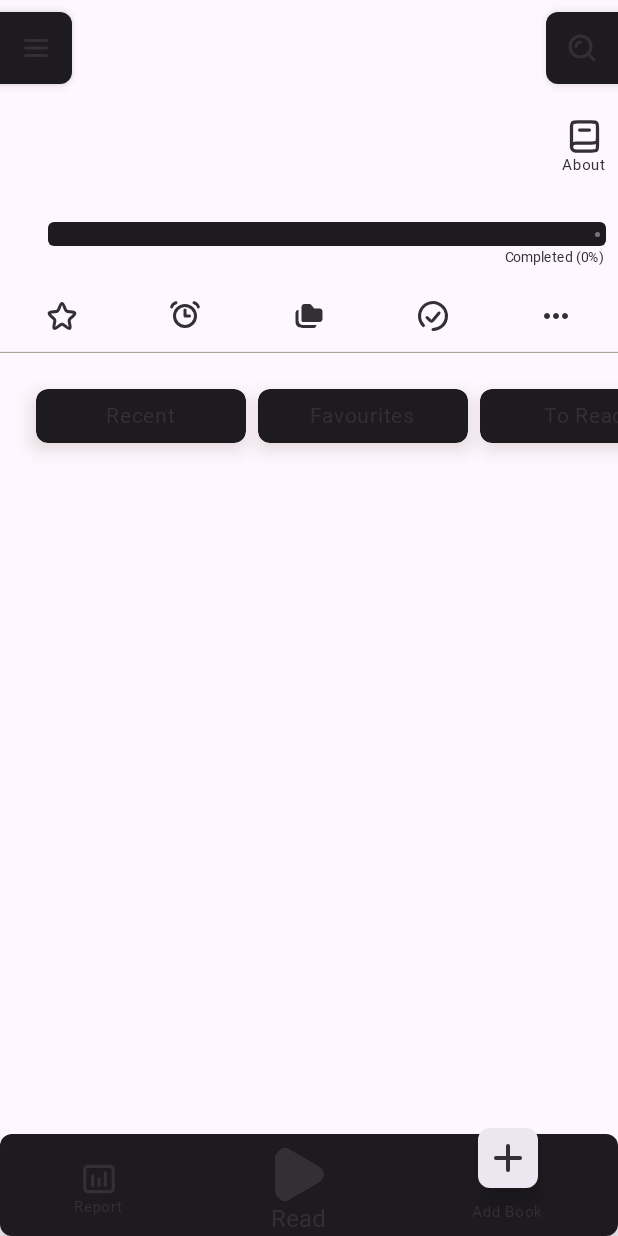
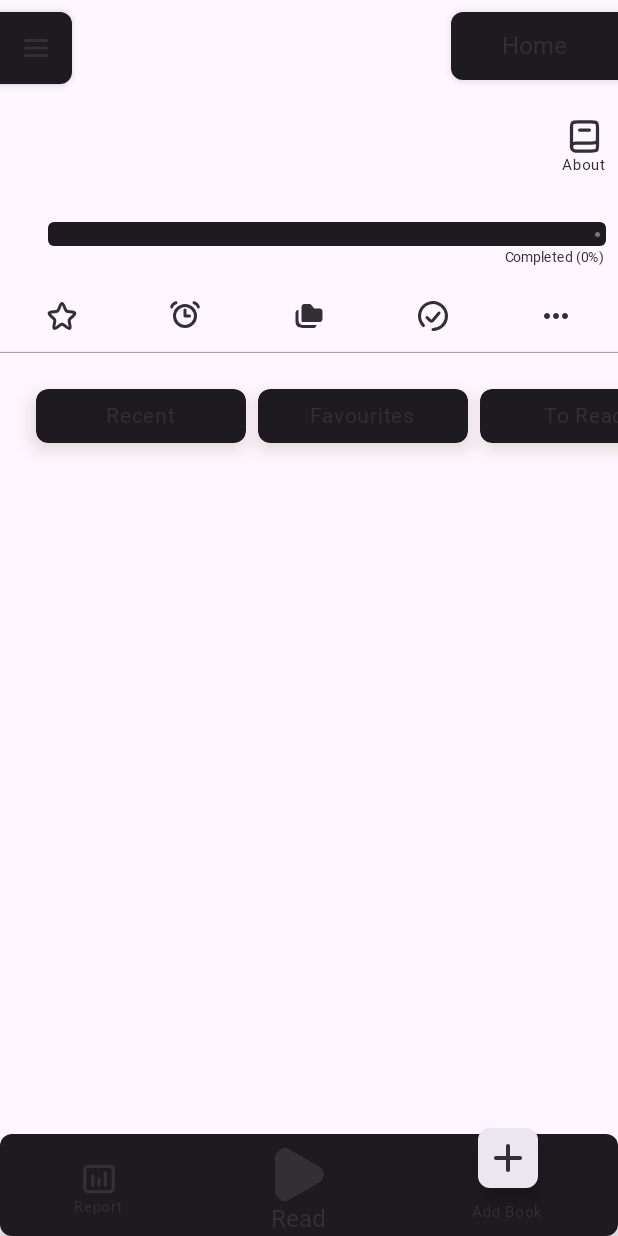
Before and after one commit to AndDe-gourav/Android-Book-Reader, an Android app built with Jetpack Compose: the composable HomeScreen shown on its own in the app's theme, on a phone screen of 412 x 824 dp. Run offline under Robolectric (Android 15) with nearby library versions, the phone set to English and light mode, and no system bars; libraries missing offline, so code that uses them is left out: com.github.barteksc.pdfviewer; Roboto replaces fonts that are not available here; 4 statements that could not run were skipped.

Commit message:
full project

```diff
--- a/app/src/main/AndroidManifest.xml
+++ b/app/src/main/AndroidManifest.xml
@@ -17,7 +17,6 @@
             android:name=".MainActivity"
             android:windowSoftInputMode="adjustResize"
             android:exported="true"
-            android:label="@string/app_name"
             android:theme="@style/Theme.EPUBReader">
             <intent-filter>
                 <action android:name="android.intent.action.MAIN" />
--- a/app/src/main/java/com/example/epubreader/HomeScreen.kt
+++ b/app/src/main/java/com/example/epubreader/HomeScreen.kt
@@ -40,6 +40,8 @@ import androidx.compose.ui.Modifier
 import androidx.compose.ui.graphics.Color
 import androidx.compose.ui.res.colorResource
 import androidx.compose.ui.res.painterResource
+import androidx.compose.ui.text.font.FontWeight
+import androidx.compose.ui.text.style.TextAlign
 import androidx.compose.ui.unit.dp
 import androidx.compose.ui.unit.sp
 import androidx.compose.ui.zIndex
@@ -54,7 +56,6 @@ import kotlinx.coroutines.launch
 fun HomeScreen(
     bookDataViewModel: BookDataViewModel,
     navController: NavController,
-    drawerState: Boolean,
     toOpenDrawer: () -> Unit,
     toCloseDrawer: () -> Unit,
     modifier: Modifier = Modifier
@@ -72,14 +73,7 @@ fun HomeScreen(
     val currentBookShelf by bookDataViewModel.currentBookShelf.collectAsState()
 
     var showAboutDocument by rememberSaveable{ mutableStateOf(false) }
-    if (drawerState){
-        Box(
-            modifier = Modifier
-                .fillMaxSize()
-                .zIndex(1f)
-                .clickable { toCloseDrawer() }
-        )
-    }
+
     SharedTransitionLayout {
         AnimatedContent(
             targetState = showAboutDocument,
@@ -88,8 +82,9 @@ fun HomeScreen(
                 Box(
                     modifier = modifier.fillMaxSize()
                 ) {
-                    TopBar(
+                    GernealDrawerTopBar(
                         toOpenDrawer = toOpenDrawer,
+                        text = "Home",
                         modifier = Modifier.zIndex(1f)
                     )
                     LazyColumn(
@@ -265,8 +260,9 @@ fun SnackBar(
 
 
 @Composable
-fun TopBar(
+fun GernealDrawerTopBar(
     toOpenDrawer: () -> Unit,
+    text: String,
     modifier: Modifier = Modifier
 ) {
     Box(
@@ -278,9 +274,7 @@ fun TopBar(
             color = MaterialTheme.colorScheme.onBackground,
             modifier = Modifier
                 .align(Alignment.TopStart)
-                .clickable { toOpenDrawer() }
-
-            ,
+                .clickable { toOpenDrawer() },
             shape = RoundedCornerShape(topEnd = 8.dp, bottomEnd = 8.dp),
             shadowElevation = 4.dp,
             ) {
@@ -297,21 +291,18 @@ fun TopBar(
         }
         Surface(
             color = MaterialTheme.colorScheme.onBackground,
-            modifier = Modifier.align(Alignment.TopEnd),
+            modifier = Modifier
+                .align(Alignment.TopEnd),
             shape = RoundedCornerShape(topStart = 8.dp, bottomStart = 8.dp),
-            shadowElevation = 4.dp
+            shadowElevation = 4.dp,
         ) {
-            IconButton(
-                onClick = {}
-            ) {
-                Icon(
-                    painter = painterResource(id = R.drawable.search_alt),
-                    contentDescription = "Search",
-                    tint = MaterialTheme.colorScheme.inverseSurface,
-                    modifier = Modifier.size(24.dp)
-                )
-
-            }
+            Text(
+                text = text,
+                style = MaterialTheme.typography.titleLarge.copy(fontWeight = FontWeight.Bold),
+                color = MaterialTheme.colorScheme.inverseSurface,
+                textAlign = TextAlign.Center,
+                modifier = Modifier.padding(vertical = 13.dp, horizontal = 34.dp)
+            )
         }
     }
 }
--- a/app/src/main/java/com/example/epubreader/ShelfNavigation.kt
+++ b/app/src/main/java/com/example/epubreader/ShelfNavigation.kt
@@ -80,7 +80,7 @@ fun ShelfNavigation(
 
                 Surface(
                     shape = MaterialTheme.shapes.small,
-                    color = MaterialTheme.colorScheme.onBackground,
+                    color = if( currentBookShelf == item )MaterialTheme.colorScheme.surfaceContainerHigh else MaterialTheme.colorScheme.onBackground,
                     modifier = Modifier
                         .offset { offset }
                         .width(140.dp)
@@ -98,15 +98,12 @@ fun ShelfNavigation(
                         )
                 ) {
                     Box {
-                        Column(
-                            modifier = Modifier.align(Alignment.Center),
-                        ) {
-                            Text(
-                                text = item,
-                                style = MaterialTheme.typography.bodyLarge.copy(fontSize = 14.sp),
-                                color = MaterialTheme.colorScheme.inverseSurface,
-                            )
-                        }
+                        Text(
+                            text = item,
+                            style = MaterialTheme.typography.bodyLarge.copy(fontSize = 14.sp),
+                            color = if( currentBookShelf == item ) Color.White else MaterialTheme.colorScheme.inverseSurface,
+                            modifier = Modifier.align(Alignment.Center)
+                        )
                     }
                 }
             }
--- a/settings.gradle.kts
+++ b/settings.gradle.kts
@@ -16,6 +16,9 @@ dependencyResolutionManagement {
     repositories {
         google()
         mavenCentral()
+        maven {
+            url = uri("https://my.nutrient.io/maven")
+        }
     }
 }
 
```
Also changed, not shown: app/src/main/java/com/example/epubreader/Drawer.kt (+22 -24 lines), app/src/main/java/com/example/epubreader/MainActivity.kt (+40 -74 lines), app/src/main/java/com/example/epubreader/PdfSelectionAndViewer.kt (+8 -18 lines).
